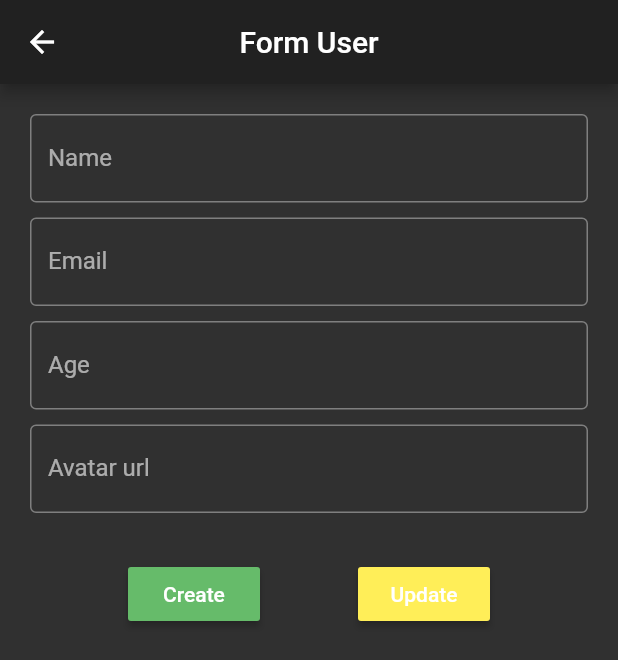
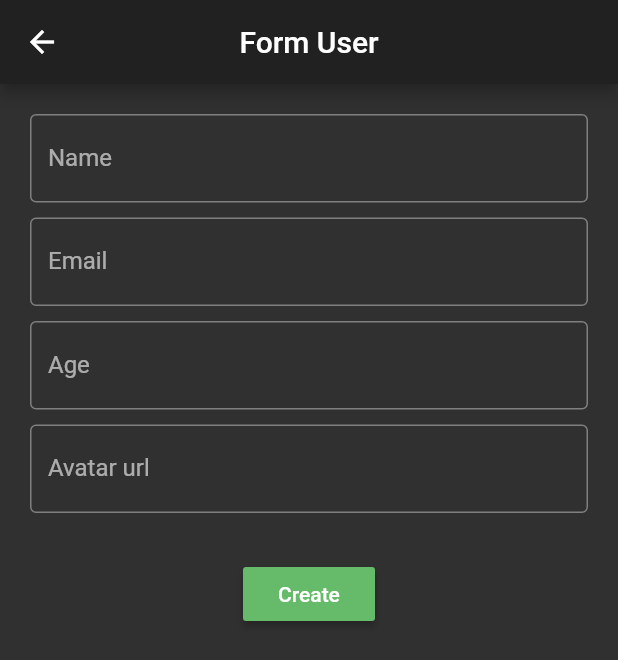
Before and after one commit to w1ll-dev/flutter_users_firebase, a Flutter app: the screen it shows after launch, after a tap on the "person add" icon, on a phone screen of 412 x 824 dp. Shown: the top 660 px of the screen. Run offline on Flutter 3.47's test engine with Material 2 defaults, Android fonts, the phone set to English and light mode, and no system bars; our stand-ins replace flutter_mobx, mobx; generated files the repository leaves out were written again; network calls fail.

Commit message:
wrapper to form action added

```diff
--- a/lib/src/views/user_form.dart
+++ b/lib/src/views/user_form.dart
@@ -6,7 +6,8 @@ import 'package:flutter_users_firebase/src/views/users_list.dart';
 
 class UserForm extends StatelessWidget {
   final User user;
-  UserForm({this.user, this.usersController});
+  final String action;
+  UserForm({this.user, this.usersController, this.action});
   final TextEditingController _nameController = TextEditingController();
   final TextEditingController _emailController = TextEditingController();
   final TextEditingController _ageController = TextEditingController();
@@ -91,10 +92,8 @@ class UserForm extends StatelessWidget {
             SizedBox(
               height: 30,
             ),
-            Row(
-              mainAxisAlignment: MainAxisAlignment.spaceEvenly,
-              children: <Widget>[
-                RaisedButton(
+            action == 'create'
+                ? RaisedButton(
                     onPressed: () async => {
                       await usersController.create(
                         user: User(
@@ -112,8 +111,8 @@ class UserForm extends StatelessWidget {
                     },
                     child: Text("Create"),
                     color: Colors.green[400],
-                ),
-                RaisedButton(
+                  )
+                : RaisedButton(
                     onPressed: () async => {
                       if (_emailKey.currentState.validate() &&
                           _ageKey.currentState.validate())
@@ -139,8 +138,6 @@ class UserForm extends StatelessWidget {
                   ),
           ],
         ),
-          ],
-        ),
       ),
     );
   }
--- a/lib/src/views/users_list.dart
+++ b/lib/src/views/users_list.dart
@@ -13,6 +13,7 @@ class UsersList extends StatelessWidget {
           builder: (context) => UserForm(
             user: User(name: '', email: '', age: '', avatarUrl: ''),
             usersController: usersController,
+            action: 'create',
           ),
         ),
       );
--- a/lib/src/views/widget/user_tile.dart
+++ b/lib/src/views/widget/user_tile.dart
@@ -15,6 +15,7 @@ class UserTile extends StatelessWidget {
           builder: (context) => UserForm(
             user: user,
             usersController: usersController,
+            action: 'update',
           ),
         ),
       );
```
Lines whose indentation alone changed are shown as unchanged.
